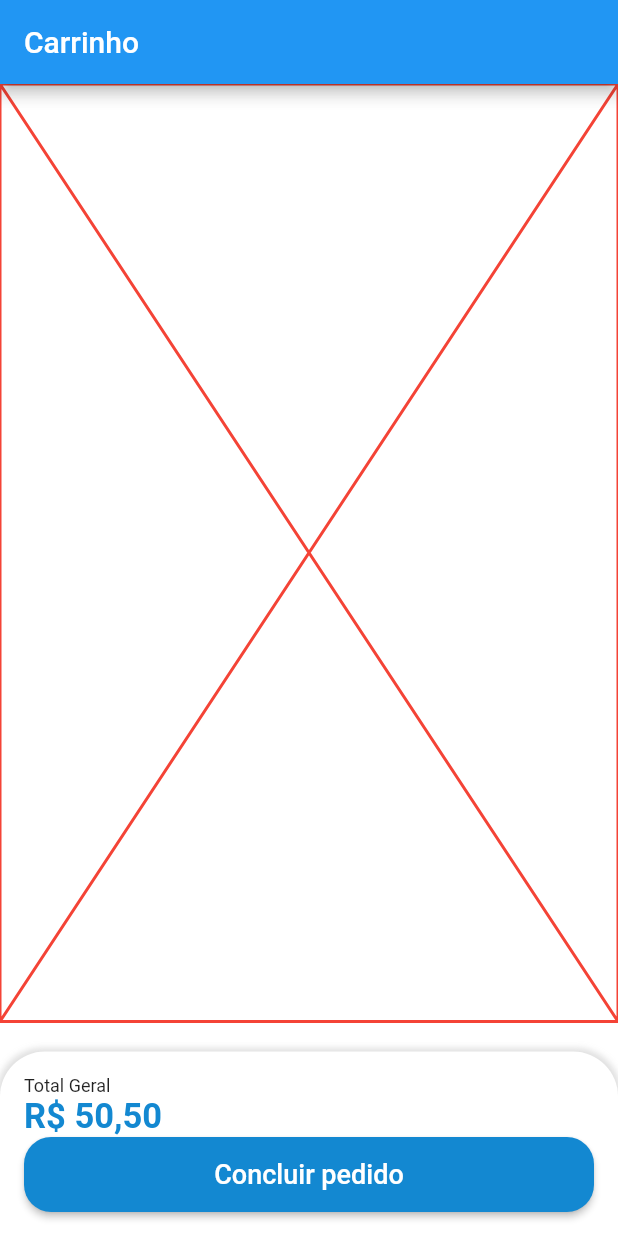
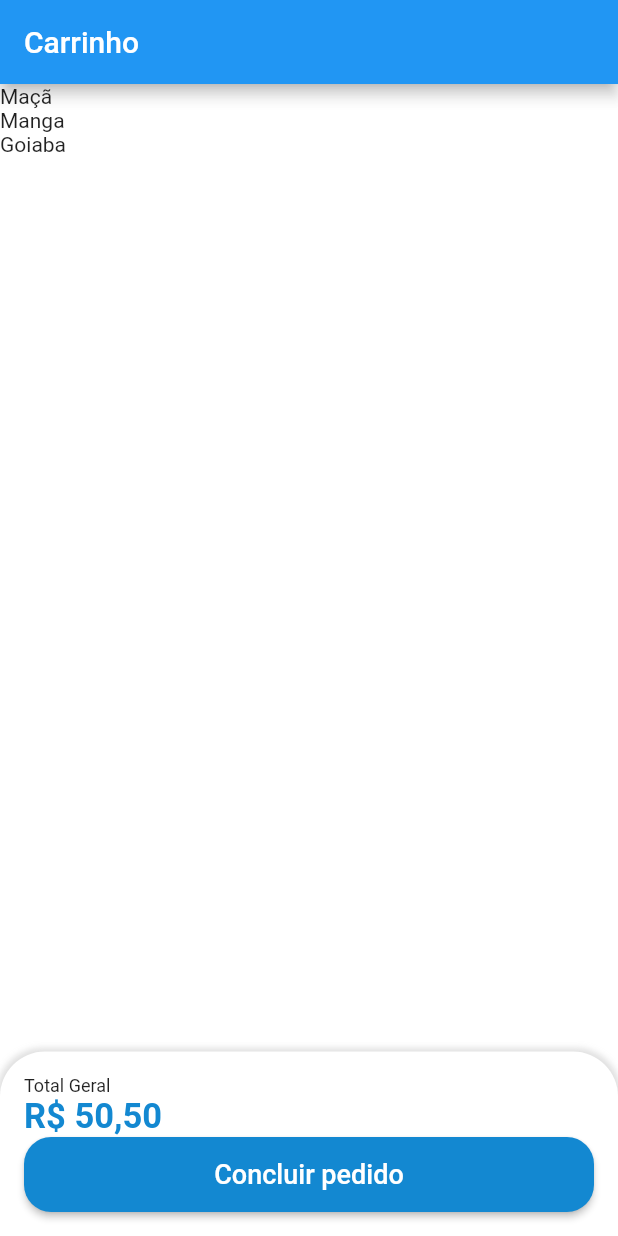
Before and after one commit to FelipeSantos92Dev/store-startto, a Flutter app: the CartTab screen opened directly, on a phone screen of 412 x 824 dp. Run offline on Flutter 3.47's test engine with Material 2 defaults, Android fonts, the phone set to English and light mode, and no system bars; our stand-ins replace animated_text_kit, badges, mask_text_input_formatter.

Commit message:
feat: list cart items

```diff
--- a/lib/src/config/app_data.dart
+++ b/lib/src/config/app_data.dart
@@ -1,3 +1,4 @@
+import '../models/cart_item_model.dart';
 import '../models/item_model.dart';
 
 ItemModel apple = ItemModel(
@@ -71,3 +72,18 @@ List<String> categories = [
   'Combo',
   'Gratuidade'
 ];
+
+List<CartItemModel> cartItems = [
+  CartItemModel(
+    item: apple,
+    quantity: 2,
+  ),
+  CartItemModel(
+    item: mango,
+    quantity: 8,
+  ),
+  CartItemModel(
+    item: guava,
+    quantity: 5,
+  ),
+];
--- /dev/null
+++ b/lib/src/models/cart_item_model.dart
@@ -0,0 +1,11 @@
+import 'item_model.dart';
+
+class CartItemModel {
+  ItemModel item;
+  int quantity;
+
+  CartItemModel({
+    required this.item,
+    required this.quantity,
+  });
+}
--- a/lib/src/pages/cart/cart_tab.dart
+++ b/lib/src/pages/cart/cart_tab.dart
@@ -3,6 +3,7 @@ import 'package:flutter/src/foundation/key.dart';
 import 'package:flutter/src/widgets/framework.dart';
 import 'package:store/src/config/custom_colors.dart';
 import 'package:store/src/services/utils_services.dart';
+import 'package:store/src/config/app_data.dart' as appData;
 
 class CartTab extends StatelessWidget {
   CartTab({Key? key}) : super(key: key);
@@ -17,12 +18,13 @@ class CartTab extends StatelessWidget {
       ),
       body: Column(
         children: [
-          const Expanded(
-            child: Placeholder(
-              color: Colors.red,
-            ),
-          ),
-          const SizedBox(height: 20),
+          Expanded(
+              child: ListView.builder(
+            itemCount: appData.cartItems.length,
+            itemBuilder: (_, index) {
+              return Text(appData.cartItems[index].item.itemName);
+            },
+          )),
           Container(
             padding: const EdgeInsets.all(16),
             decoration: BoxDecoration(
```
